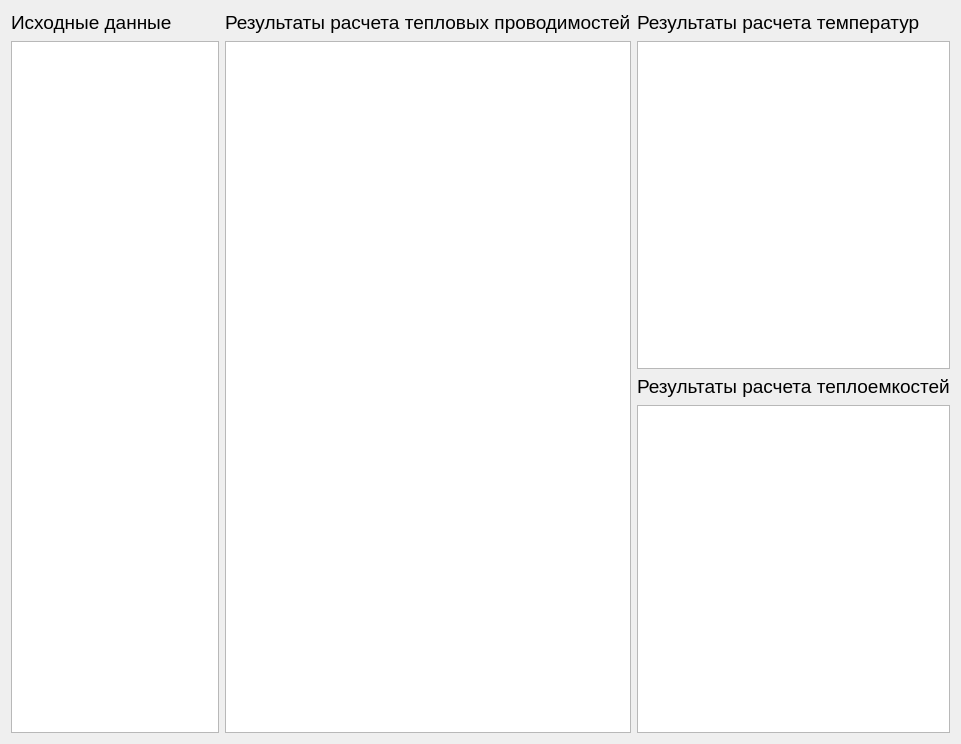
Ivanos121/ImView, file ImView/tepl_dannie.ui: the form before one commit.
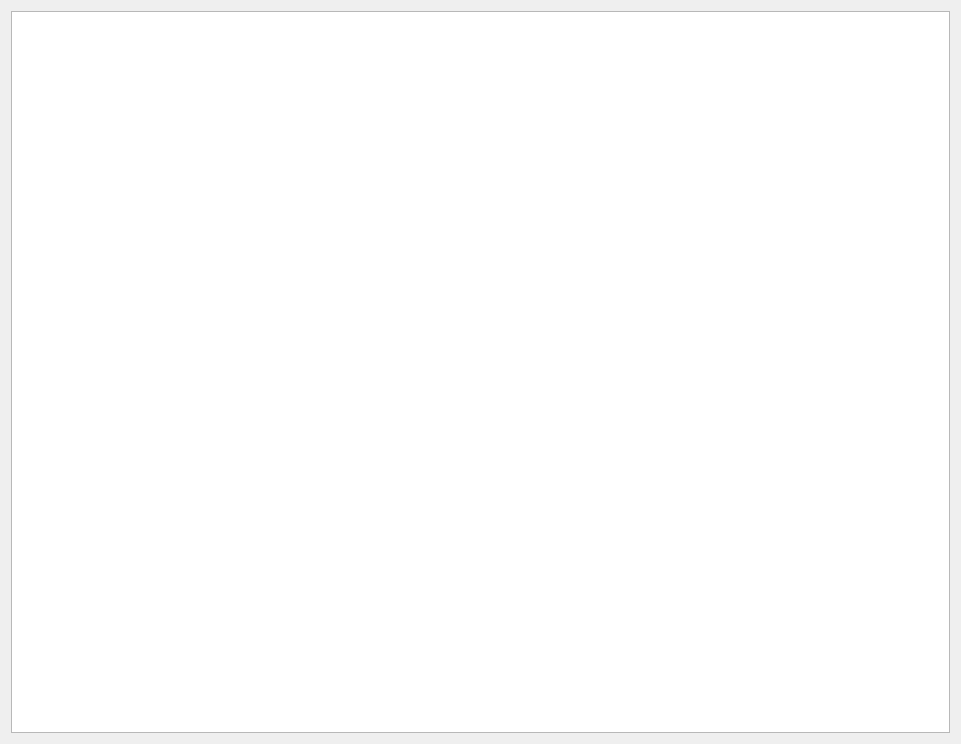
The form after the commit.

```diff
--- a/ImView/tepl_dannie.ui
+++ b/ImView/tepl_dannie.ui
@@ -14,89 +14,13 @@
    <string>Form</string>
   </property>
   <layout class="QGridLayout" name="gridLayout">
-   <item row="0" column="3">
-    <widget class="QLabel" name="label_3">
-     <property name="text">
-      <string>&lt;html&gt;&lt;head/&gt;&lt;body&gt;&lt;p&gt;&lt;span style=&quot; font-size:14pt;&quot;&gt;Результаты расчета температур&lt;/span&gt;&lt;/p&gt;&lt;/body&gt;&lt;/html&gt;</string>
-     </property>
-    </widget>
-   </item>
-   <item row="0" column="0">
-    <widget class="QLabel" name="label">
-     <property name="text">
-      <string>&lt;html&gt;&lt;head/&gt;&lt;body&gt;&lt;p&gt;&lt;span style=&quot; font-size:14pt;&quot;&gt;Исходные данные&lt;/span&gt;&lt;/p&gt;&lt;/body&gt;&lt;/html&gt;</string>
-     </property>
-    </widget>
-   </item>
-   <item row="2" column="3">
-    <widget class="QLabel" name="label_4">
-     <property name="text">
-      <string>&lt;html&gt;&lt;head/&gt;&lt;body&gt;&lt;p&gt;&lt;span style=&quot; font-size:14pt;&quot;&gt;Результаты расчета теплоемкостей&lt;/span&gt;&lt;/p&gt;&lt;/body&gt;&lt;/html&gt;</string>
-     </property>
-    </widget>
-   </item>
-   <item row="1" column="3">
-    <widget class="QTableWidget" name="tableWidget_3">
-     <property name="sizePolicy">
-      <sizepolicy hsizetype="Expanding" vsizetype="Fixed">
-       <horstretch>0</horstretch>
-       <verstretch>0</verstretch>
-      </sizepolicy>
-     </property>
-     <property name="minimumSize">
-      <size>
-       <width>0</width>
-       <height>328</height>
-      </size>
-     </property>
-     <property name="maximumSize">
-      <size>
-       <width>16777215</width>
-       <height>16777215</height>
-      </size>
-     </property>
-     <property name="alternatingRowColors">
-      <bool>true</bool>
-     </property>
-    </widget>
-   </item>
-   <item row="0" column="2">
-    <widget class="QLabel" name="label_2">
-     <property name="text">
-      <string>&lt;html&gt;&lt;head/&gt;&lt;body&gt;&lt;p&gt;&lt;span style=&quot; font-size:14pt;&quot;&gt;Результаты расчета тепловых проводимостей&lt;/span&gt;&lt;/p&gt;&lt;/body&gt;&lt;/html&gt;</string>
-     </property>
-    </widget>
-   </item>
-   <item row="1" column="2" rowspan="3">
-    <widget class="QTableWidget" name="tableWidget_2">
-     <property name="alternatingRowColors">
-      <bool>true</bool>
-     </property>
-    </widget>
-   </item>
-   <item row="1" column="0" rowspan="3">
+   <item row="0" column="0" rowspan="2">
     <widget class="QTableWidget" name="tableWidget">
      <property name="alternatingRowColors">
       <bool>true</bool>
      </property>
     </widget>
    </item>
-   <item row="3" column="3">
-    <widget class="QTableWidget" name="tableWidget_4">
-     <property name="sizePolicy">
-      <sizepolicy hsizetype="Expanding" vsizetype="Fixed">
-       <horstretch>0</horstretch>
-       <verstretch>0</verstretch>
-      </sizepolicy>
-     </property>
-     <property name="minimumSize">
-      <size>
-       <width>0</width>
-       <height>328</height>
-      </size>
-     </property>
-    </widget>
-   </item>
   </layout>
  </widget>
  <resources/>
```
